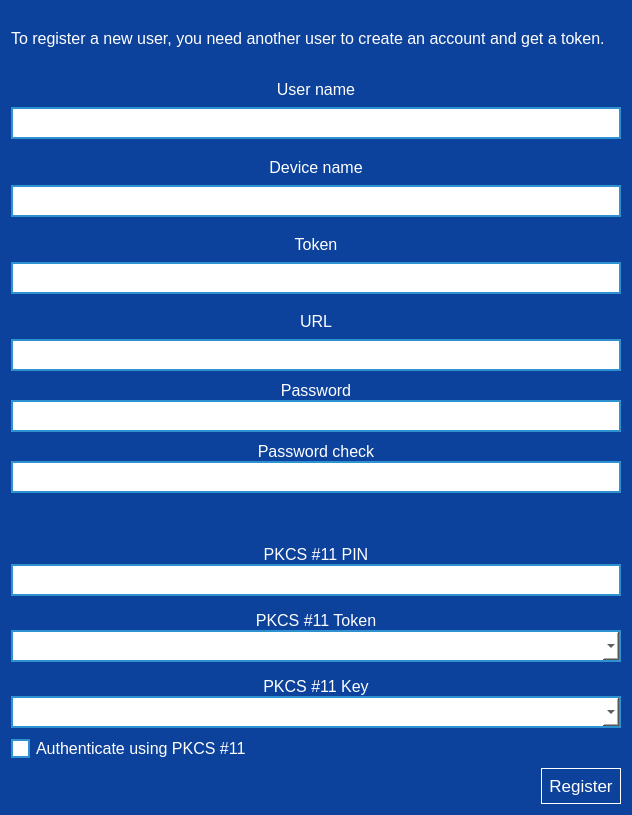
Old version of the form parsec/core/gui/forms/login_register_user_widget.ui in the repository Scille/parsec-cloud.
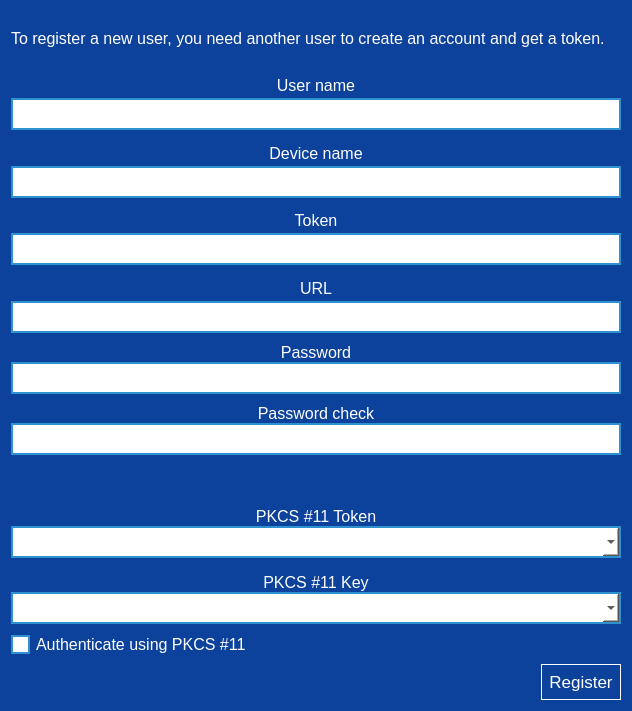
New version of the form. Icons and pictures are not drawn.

Commit message: [GUI] Can now fully invite and claim a new user

```diff
--- a/parsec/core/gui/forms/login_register_user_widget.ui
+++ b/parsec/core/gui/forms/login_register_user_widget.ui
@@ -7,7 +7,7 @@
     <x>0</x>
     <y>0</y>
     <width>632</width>
-    <height>815</height>
+    <height>711</height>
    </rect>
   </property>
   <property name="windowTitle">
@@ -479,55 +479,6 @@
             <property name="bottomMargin">
              <number>0</number>
             </property>
-            <item>
-             <layout class="QVBoxLayout" name="verticalLayout_12">
-              <property name="spacing">
-               <number>0</number>
-              </property>
-              <item>
-               <widget class="QLabel" name="label_3">
-                <property name="font">
-                 <font>
-                  <pointsize>12</pointsize>
-                 </font>
-                </property>
-                <property name="styleSheet">
-                 <string notr="true"/>
-                </property>
-                <property name="text">
-                 <string>PKCS #11 PIN</string>
-                </property>
-                <property name="alignment">
-                 <set>Qt::AlignCenter</set>
-                </property>
-               </widget>
-              </item>
-              <item>
-               <widget class="QLineEdit" name="line_edit_pkcs11_pin">
-                <property name="minimumSize">
-                 <size>
-                  <width>0</width>
-                  <height>32</height>
-                 </size>
-                </property>
-                <property name="font">
-                 <font>
-                  <pointsize>12</pointsize>
-                 </font>
-                </property>
-                <property name="styleSheet">
-                 <string notr="true">color: rgb(0, 0, 0);</string>
-                </property>
-                <property name="text">
-                 <string/>
-                </property>
-                <property name="echoMode">
-                 <enum>QLineEdit::Password</enum>
-                </property>
-               </widget>
-              </item>
-             </layout>
-            </item>
             <item>
              <layout class="QVBoxLayout" name="verticalLayout_13">
               <property name="spacing">
```
The commit also changes 3 other files.
